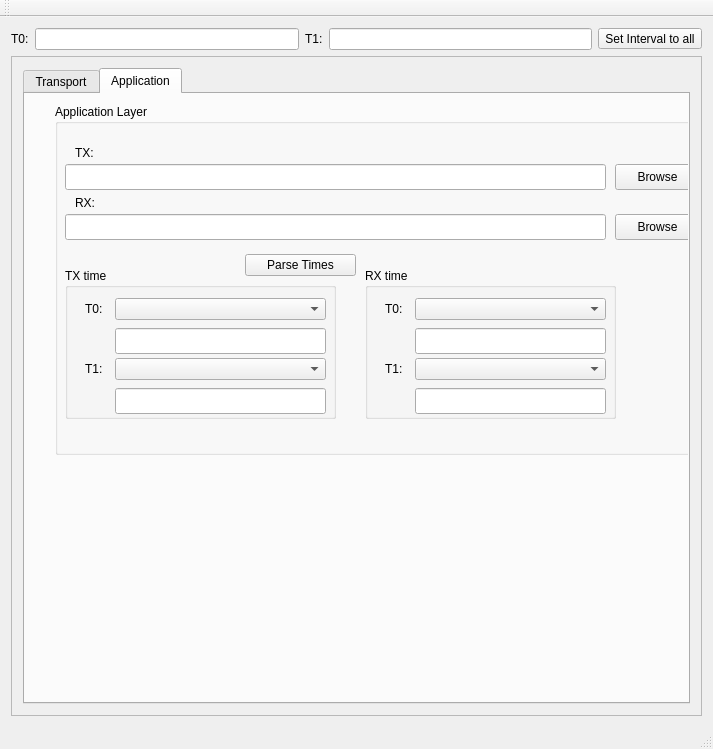
The window that mainwindow.ui (dcentelles/comms_log_parser) describes before a commit, drawn with Qt 5.
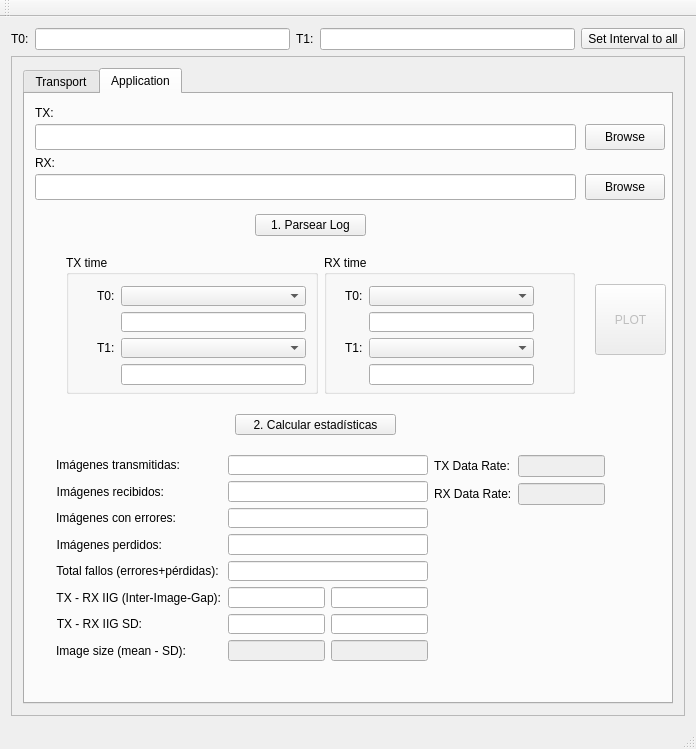
The same window after the commit. The open tabs and pages were chosen to show the change.

Commit message: mejorada la vista del tap correspondiente a la capa de aplicacion

```diff
--- a/mainwindow.ui
+++ b/mainwindow.ui
@@ -6,7 +6,7 @@
    <rect>
     <x>0</x>
     <y>0</y>
-    <width>713</width>
+    <width>696</width>
     <height>749</height>
    </rect>
   </property>
@@ -67,7 +67,7 @@
         <rect>
          <x>0</x>
          <y>0</y>
-         <width>693</width>
+         <width>676</width>
          <height>643</height>
         </rect>
        </property>
@@ -80,6 +80,9 @@
        <layout class="QGridLayout" name="gridLayout">
         <item row="0" column="0">
          <widget class="QTabWidget" name="tabWidget">
+          <property name="enabled">
+           <bool>true</bool>
+          </property>
           <property name="sizePolicy">
            <sizepolicy hsizetype="Expanding" vsizetype="Expanding">
             <horstretch>0</horstretch>
@@ -565,6 +568,9 @@
            </widget>
           </widget>
           <widget class="QWidget" name="applicationTab">
+           <property name="enabled">
+            <bool>true</bool>
+           </property>
            <property name="sizePolicy">
             <sizepolicy hsizetype="Maximum" vsizetype="Maximum">
              <horstretch>0</horstretch>
@@ -574,179 +580,37 @@
            <attribute name="title">
             <string>Application</string>
            </attribute>
-           <widget class="QGroupBox" name="groupBox_6">
+           <widget class="QToolButton" name="app_computeButton">
             <property name="geometry">
              <rect>
-              <x>30</x>
-              <y>10</y>
-              <width>1191</width>
-              <height>351</height>
-             </rect>
-            </property>
-            <property name="title">
-             <string>Application Layer</string>
-            </property>
-            <widget class="QLabel" name="label_37">
-             <property name="geometry">
-              <rect>
-               <x>710</x>
-               <y>220</y>
-               <width>194</width>
-               <height>16</height>
+              <x>210</x>
+              <y>320</y>
+              <width>161</width>
+              <height>21</height>
               </rect>
              </property>
              <property name="text">
-              <string>Total fallos (errores+pérdidas): </string>
-             </property>
-             <property name="alignment">
-              <set>Qt::AlignRight|Qt::AlignTrailing|Qt::AlignVCenter</set>
+             <string>2. Calcular estadísticas</string>
              </property>
             </widget>
             <widget class="QPushButton" name="app_parseTimesButton">
              <property name="geometry">
               <rect>
-               <x>190</x>
-               <y>150</y>
-               <width>111</width>
-               <height>22</height>
-              </rect>
-             </property>
-             <property name="text">
-              <string>Parse Times</string>
-             </property>
-            </widget>
-            <widget class="QGroupBox" name="groupBox_9">
-             <property name="geometry">
-              <rect>
-               <x>310</x>
-               <y>164</y>
-               <width>251</width>
-               <height>151</height>
-              </rect>
-             </property>
-             <property name="title">
-              <string>RX time</string>
-             </property>
-             <widget class="QComboBox" name="app_rxT0ComboBox">
-              <property name="geometry">
-               <rect>
-                <x>50</x>
-                <y>30</y>
-                <width>191</width>
-                <height>22</height>
-               </rect>
-              </property>
-             </widget>
-             <widget class="QLabel" name="label_38">
-              <property name="geometry">
-               <rect>
-                <x>20</x>
-                <y>30</y>
-                <width>31</width>
-                <height>21</height>
-               </rect>
-              </property>
-              <property name="text">
-               <string>T0:</string>
-              </property>
-             </widget>
-             <widget class="QLabel" name="label_39">
-              <property name="geometry">
-               <rect>
-                <x>20</x>
-                <y>90</y>
-                <width>31</width>
-                <height>21</height>
-               </rect>
-              </property>
-              <property name="text">
-               <string>T1:</string>
-              </property>
-             </widget>
-             <widget class="QComboBox" name="app_rxT1ComboBox">
-              <property name="geometry">
-               <rect>
-                <x>50</x>
-                <y>90</y>
-                <width>191</width>
-                <height>22</height>
-               </rect>
-              </property>
-             </widget>
-             <widget class="QLineEdit" name="app_rxT0">
-              <property name="geometry">
-               <rect>
-                <x>50</x>
-                <y>60</y>
-                <width>191</width>
-                <height>26</height>
-               </rect>
-              </property>
-              <property name="readOnly">
-               <bool>false</bool>
-              </property>
-             </widget>
-             <widget class="QLineEdit" name="app_rxT1">
-              <property name="geometry">
-               <rect>
-                <x>50</x>
+              <x>230</x>
                 <y>120</y>
-                <width>191</width>
-                <height>26</height>
-               </rect>
-              </property>
-              <property name="readOnly">
-               <bool>false</bool>
-              </property>
-             </widget>
-            </widget>
-            <widget class="QLabel" name="label_40">
-             <property name="geometry">
-              <rect>
-               <x>20</x>
-               <y>90</y>
-               <width>59</width>
-               <height>18</height>
-              </rect>
-             </property>
+              <width>111</width>
+              <height>22</height>
+             </rect>
+            </property>
              <property name="text">
-              <string>RX:</string>
-             </property>
-            </widget>
-            <widget class="QLabel" name="label_41">
-             <property name="geometry">
-              <rect>
-               <x>20</x>
-               <y>40</y>
-               <width>59</width>
-               <height>18</height>
-              </rect>
-             </property>
-             <property name="text">
-              <string>TX:</string>
-             </property>
-            </widget>
-            <widget class="QLabel" name="label_42">
-             <property name="geometry">
-              <rect>
-               <x>720</x>
-               <y>180</y>
-               <width>181</width>
-               <height>16</height>
-              </rect>
-             </property>
-             <property name="text">
-              <string>Imágenes perdidas:</string>
-             </property>
-             <property name="alignment">
-              <set>Qt::AlignRight|Qt::AlignTrailing|Qt::AlignVCenter</set>
+             <string>1. Parsear Log</string>
              </property>
             </widget>
             <widget class="QLineEdit" name="app_rxFileLineEdit">
              <property name="geometry">
               <rect>
                <x>10</x>
-               <y>110</y>
+              <y>80</y>
                <width>541</width>
                <height>26</height>
               </rect>
@@ -755,340 +619,277 @@
               <bool>true</bool>
              </property>
             </widget>
-            <widget class="QLabel" name="label_43">
+           <widget class="QLabel" name="label_25">
              <property name="geometry">
               <rect>
-               <x>720</x>
-               <y>60</y>
-               <width>181</width>
-               <height>16</height>
+              <x>10</x>
+              <y>10</y>
+              <width>59</width>
+              <height>18</height>
               </rect>
              </property>
              <property name="text">
-              <string>Imágenes transmitidos:</string>
-             </property>
-             <property name="alignment">
-              <set>Qt::AlignRight|Qt::AlignTrailing|Qt::AlignVCenter</set>
-             </property>
-            </widget>
-            <widget class="QLabel" name="label_44">
+             <string>TX:</string>
+            </property>
+           </widget>
+           <widget class="QWidget" name="layoutWidget">
              <property name="geometry">
               <rect>
-               <x>720</x>
-               <y>100</y>
-               <width>181</width>
-               <height>20</height>
-              </rect>
-             </property>
-             <property name="text">
-              <string>Imágenes recibidas:</string>
-             </property>
-             <property name="alignment">
-              <set>Qt::AlignRight|Qt::AlignTrailing|Qt::AlignVCenter</set>
-             </property>
-            </widget>
-            <widget class="QLineEdit" name="app_txFileLineEdit">
-             <property name="geometry">
-              <rect>
-               <x>10</x>
-               <y>60</y>
-               <width>541</width>
-               <height>26</height>
-              </rect>
-             </property>
-             <property name="readOnly">
-              <bool>true</bool>
-             </property>
-            </widget>
-            <widget class="QGroupBox" name="groupBox_10">
-             <property name="geometry">
-              <rect>
-               <x>10</x>
-               <y>164</y>
-               <width>271</width>
-               <height>151</height>
-              </rect>
-             </property>
+              <x>30</x>
+              <y>150</y>
+              <width>531</width>
+              <height>161</height>
+             </rect>
+            </property>
+            <layout class="QHBoxLayout" name="horizontalLayout_6">
+             <item>
+              <widget class="QGroupBox" name="groupBox_5">
              <property name="title">
               <string>TX time</string>
              </property>
-             <widget class="QComboBox" name="app_txT0ComboBox">
-              <property name="geometry">
-               <rect>
-                <x>50</x>
-                <y>30</y>
-                <width>211</width>
-                <height>22</height>
-               </rect>
-              </property>
-             </widget>
-             <widget class="QLabel" name="label_45">
+               <widget class="QWidget" name="formLayoutWidget_4">
               <property name="geometry">
                <rect>
                 <x>20</x>
-                <y>30</y>
-                <width>31</width>
-                <height>21</height>
-               </rect>
-              </property>
+                  <y>20</y>
+                  <width>231</width>
+                  <height>121</height>
+                 </rect>
+                </property>
+                <layout class="QFormLayout" name="formLayout_5">
+                 <item row="0" column="0">
+                  <widget class="QLabel" name="label_26">
               <property name="text">
                <string>T0:</string>
               </property>
              </widget>
-             <widget class="QLabel" name="label_46">
-              <property name="geometry">
-               <rect>
-                <x>20</x>
-                <y>90</y>
-                <width>31</width>
-                <height>21</height>
-               </rect>
-              </property>
-              <property name="text">
-               <string>T1:</string>
-              </property>
-             </widget>
-             <widget class="QComboBox" name="app_txT1ComboBox">
-              <property name="geometry">
-               <rect>
-                <x>50</x>
-                <y>90</y>
-                <width>211</width>
-                <height>22</height>
-               </rect>
-              </property>
-             </widget>
+                 </item>
+                 <item row="0" column="1">
+                  <widget class="QComboBox" name="app_txT0ComboBox"/>
+                 </item>
+                 <item row="1" column="1">
              <widget class="QLineEdit" name="app_txT0">
-              <property name="geometry">
-               <rect>
-                <x>50</x>
-                <y>60</y>
-                <width>211</width>
-                <height>26</height>
-               </rect>
-              </property>
               <property name="readOnly">
                <bool>false</bool>
               </property>
              </widget>
+                 </item>
+                 <item row="2" column="1">
+                  <widget class="QComboBox" name="app_txT1ComboBox"/>
+                 </item>
+                 <item row="2" column="0">
+                  <widget class="QLabel" name="label_27">
+                   <property name="text">
+                    <string>T1:</string>
+                   </property>
+                  </widget>
+                 </item>
+                 <item row="3" column="1">
              <widget class="QLineEdit" name="app_txT1">
-              <property name="geometry">
-               <rect>
-                <x>50</x>
-                <y>120</y>
-                <width>211</width>
-                <height>26</height>
-               </rect>
-              </property>
               <property name="readOnly">
                <bool>false</bool>
               </property>
              </widget>
-            </widget>
-            <widget class="QLabel" name="label_47">
+                 </item>
+                </layout>
+               </widget>
+              </widget>
+             </item>
+             <item>
+              <widget class="QGroupBox" name="groupBox_2">
+               <property name="title">
+                <string>RX time</string>
+               </property>
+               <widget class="QWidget" name="layoutWidget_2">
              <property name="geometry">
               <rect>
-               <x>720</x>
-               <y>140</y>
-               <width>181</width>
-               <height>16</height>
-              </rect>
-             </property>
+                  <x>10</x>
+                  <y>20</y>
+                  <width>211</width>
+                  <height>121</height>
+                 </rect>
+                </property>
+                <layout class="QFormLayout" name="formLayout_6">
+                 <item row="0" column="0">
+                  <widget class="QLabel" name="label_28">
              <property name="text">
-              <string>Imágenes con errores:</string>
-             </property>
-             <property name="alignment">
-              <set>Qt::AlignRight|Qt::AlignTrailing|Qt::AlignVCenter</set>
-             </property>
-            </widget>
-            <widget class="QLabel" name="label_48">
-             <property name="geometry">
-              <rect>
-               <x>690</x>
-               <y>260</y>
-               <width>211</width>
-               <height>20</height>
-              </rect>
-             </property>
+                    <string>T0:</string>
+                   </property>
+                  </widget>
+                 </item>
+                 <item row="0" column="1">
+                  <widget class="QComboBox" name="app_rxT0ComboBox"/>
+                 </item>
+                 <item row="1" column="1">
+                  <widget class="QLineEdit" name="app_rxT0">
+                   <property name="readOnly">
+                    <bool>false</bool>
+                   </property>
+                  </widget>
+                 </item>
+                 <item row="2" column="0">
+                  <widget class="QLabel" name="label_29">
              <property name="text">
-              <string>TX - RX IIG (Inter-Image-Gap):</string>
-             </property>
-             <property name="alignment">
-              <set>Qt::AlignRight|Qt::AlignTrailing|Qt::AlignVCenter</set>
-             </property>
-            </widget>
-            <widget class="QPushButton" name="app_rxBrowseButton">
+                    <string>T1:</string>
+                   </property>
+                  </widget>
+                 </item>
+                 <item row="2" column="1">
+                  <widget class="QComboBox" name="app_rxT1ComboBox"/>
+                 </item>
+                 <item row="3" column="1">
+                  <widget class="QLineEdit" name="app_rxT1">
+                   <property name="readOnly">
+                    <bool>false</bool>
+                   </property>
+                  </widget>
+                 </item>
+                </layout>
+               </widget>
+              </widget>
+             </item>
+            </layout>
+           </widget>
+           <widget class="QLineEdit" name="app_txFileLineEdit">
              <property name="geometry">
               <rect>
-               <x>560</x>
-               <y>110</y>
-               <width>85</width>
+              <x>10</x>
+              <y>30</y>
+              <width>541</width>
                <height>26</height>
               </rect>
              </property>
-             <property name="text">
-              <string>Browse</string>
-             </property>
-            </widget>
-            <widget class="QPushButton" name="app_txBrowseButton">
+            <property name="readOnly">
+             <bool>true</bool>
+            </property>
+           </widget>
+           <widget class="QWidget" name="layoutWidget_3">
              <property name="geometry">
               <rect>
-               <x>560</x>
-               <y>60</y>
-               <width>85</width>
-               <height>26</height>
-              </rect>
-             </property>
+              <x>20</x>
+              <y>350</y>
+              <width>571</width>
+              <height>228</height>
+             </rect>
+            </property>
+            <layout class="QHBoxLayout" name="horizontalLayout_7">
+             <item>
+              <layout class="QFormLayout" name="formLayout_7">
+               <item row="0" column="0">
+                <widget class="QLabel" name="label_30">
              <property name="text">
-              <string>Browse</string>
-             </property>
-            </widget>
+                  <string>Imágenes transmitidas:</string>
+                 </property>
+                 <property name="alignment">
+                  <set>Qt::AlignRight|Qt::AlignTrailing|Qt::AlignVCenter</set>
+                 </property>
+                </widget>
+               </item>
+               <item row="0" column="1">
             <widget class="QLineEdit" name="app_sendLineEdit">
-             <property name="geometry">
-              <rect>
-               <x>920</x>
-               <y>60</y>
-               <width>96</width>
-               <height>22</height>
-              </rect>
-             </property>
              <property name="readOnly">
               <bool>true</bool>
              </property>
             </widget>
+               </item>
+               <item row="1" column="0">
+                <widget class="QLabel" name="label_31">
+                 <property name="text">
+                  <string>Imágenes recibidos:</string>
+                 </property>
+                 <property name="alignment">
+                  <set>Qt::AlignRight|Qt::AlignTrailing|Qt::AlignVCenter</set>
+                 </property>
+                </widget>
+               </item>
+               <item row="1" column="1">
             <widget class="QLineEdit" name="app_recvLineEdit">
-             <property name="geometry">
-              <rect>
-               <x>920</x>
-               <y>100</y>
-               <width>96</width>
-               <height>22</height>
-              </rect>
-             </property>
              <property name="readOnly">
               <bool>true</bool>
              </property>
             </widget>
+               </item>
+               <item row="2" column="0">
+                <widget class="QLabel" name="label_32">
+                 <property name="text">
+                  <string>Imágenes con errores:</string>
+                 </property>
+                 <property name="alignment">
+                  <set>Qt::AlignRight|Qt::AlignTrailing|Qt::AlignVCenter</set>
+                 </property>
+                </widget>
+               </item>
+               <item row="2" column="1">
             <widget class="QLineEdit" name="app_errLineEdit">
-             <property name="geometry">
-              <rect>
-               <x>920</x>
-               <y>140</y>
-               <width>96</width>
-               <height>22</height>
-              </rect>
-             </property>
              <property name="readOnly">
               <bool>true</bool>
              </property>
             </widget>
+               </item>
+               <item row="3" column="0">
+                <widget class="QLabel" name="label_33">
+                 <property name="text">
+                  <string>Imágenes perdidos:</string>
+                 </property>
+                 <property name="alignment">
+                  <set>Qt::AlignRight|Qt::AlignTrailing|Qt::AlignVCenter</set>
+                 </property>
+                </widget>
+               </item>
+               <item row="3" column="1">
             <widget class="QLineEdit" name="app_lostLineEdit">
-             <property name="geometry">
-              <rect>
-               <x>920</x>
-               <y>180</y>
-               <width>96</width>
-               <height>22</height>
-              </rect>
-             </property>
              <property name="readOnly">
               <bool>true</bool>
              </property>
             </widget>
+               </item>
+               <item row="4" column="0">
+                <widget class="QLabel" name="label_34">
+                 <property name="text">
+                  <string>Total fallos (errores+pérdidas): </string>
+                 </property>
+                 <property name="alignment">
+                  <set>Qt::AlignRight|Qt::AlignTrailing|Qt::AlignVCenter</set>
+                 </property>
+                </widget>
+               </item>
+               <item row="4" column="1">
             <widget class="QLineEdit" name="app_failsLineEdit">
-             <property name="geometry">
-              <rect>
-               <x>920</x>
-               <y>220</y>
-               <width>96</width>
-               <height>22</height>
-              </rect>
-             </property>
              <property name="readOnly">
               <bool>true</bool>
              </property>
             </widget>
+               </item>
+               <item row="5" column="0">
+                <widget class="QLabel" name="label_35">
+                 <property name="text">
+                  <string>TX - RX IIG (Inter-Image-Gap):</string>
+                 </property>
+                 <property name="alignment">
+                  <set>Qt::AlignRight|Qt::AlignTrailing|Qt::AlignVCenter</set>
+                 </property>
+                </widget>
+               </item>
+               <item row="5" column="1">
+                <layout class="QHBoxLayout" name="horizontalLayout_8">
+                 <item>
             <widget class="QLineEdit" name="app_txGapLineEdit">
-             <property name="geometry">
-              <rect>
-               <x>920</x>
-               <y>260</y>
-               <width>96</width>
-               <height>22</height>
-              </rect>
-             </property>
              <property name="readOnly">
               <bool>true</bool>
              </property>
             </widget>
-            <widget class="QToolButton" name="app_computeButton">
-             <property name="geometry">
-              <rect>
-               <x>810</x>
-               <y>30</y>
-               <width>84</width>
-               <height>21</height>
-              </rect>
-             </property>
-             <property name="text">
-              <string>Compute</string>
-             </property>
-            </widget>
-            <widget class="QLabel" name="label_52">
-             <property name="geometry">
-              <rect>
-               <x>1080</x>
-               <y>30</y>
-               <width>94</width>
-               <height>16</height>
-              </rect>
-             </property>
-             <property name="text">
-              <string>TX Data Rate:</string>
-             </property>
-            </widget>
-            <widget class="QLineEdit" name="app_txDataRate">
-             <property name="geometry">
-              <rect>
-               <x>1080</x>
-               <y>60</y>
-               <width>96</width>
-               <height>22</height>
-              </rect>
-             </property>
-            </widget>
-            <widget class="QLabel" name="label_51">
-             <property name="geometry">
-              <rect>
-               <x>1080</x>
-               <y>100</y>
-               <width>94</width>
-               <height>16</height>
-              </rect>
-             </property>
-             <property name="text">
-              <string>RX Data Rate:</string>
-             </property>
-            </widget>
-            <widget class="QLineEdit" name="app_rxDataRate">
-             <property name="geometry">
-              <rect>
-               <x>1080</x>
-               <y>130</y>
-               <width>96</width>
-               <height>22</height>
-              </rect>
-             </property>
-            </widget>
-            <widget class="QLabel" name="label_53">
-             <property name="geometry">
-              <rect>
-               <x>800</x>
-               <y>290</y>
-               <width>91</width>
-               <height>16</height>
-              </rect>
-             </property>
+                 </item>
+                 <item>
+                  <widget class="QLineEdit" name="app_rxGapLineEdit">
+                   <property name="readOnly">
+                    <bool>true</bool>
+                   </property>
+                  </widget>
+                 </item>
+                </layout>
+               </item>
+               <item row="6" column="0">
+                <widget class="QLabel" name="label_58">
              <property name="text">
               <string>TX - RX IIG SD:</string>
              </property>
@@ -1096,45 +897,161 @@
               <set>Qt::AlignRight|Qt::AlignTrailing|Qt::AlignVCenter</set>
              </property>
             </widget>
+               </item>
+               <item row="6" column="1">
+                <layout class="QHBoxLayout" name="horizontalLayout_9">
+                 <item>
             <widget class="QLineEdit" name="app_txGapSdLineEdit">
-             <property name="geometry">
-              <rect>
-               <x>920</x>
-               <y>290</y>
-               <width>96</width>
-               <height>22</height>
-              </rect>
-             </property>
              <property name="readOnly">
               <bool>true</bool>
              </property>
             </widget>
-            <widget class="QLineEdit" name="app_rxGapLineEdit">
-             <property name="geometry">
-              <rect>
-               <x>1020</x>
-               <y>260</y>
-               <width>96</width>
-               <height>22</height>
-              </rect>
-             </property>
-             <property name="readOnly">
-              <bool>true</bool>
-             </property>
-            </widget>
+                 </item>
+                 <item>
             <widget class="QLineEdit" name="app_rxGapSdLineEdit">
+                   <property name="readOnly">
+                    <bool>true</bool>
+                   </property>
+                  </widget>
+                 </item>
+                </layout>
+               </item>
+               <item row="7" column="0">
+                <widget class="QLabel" name="label_59">
+                 <property name="text">
+                  <string>Image size (mean - SD):</string>
+                 </property>
+                 <property name="alignment">
+                  <set>Qt::AlignRight|Qt::AlignTrailing|Qt::AlignVCenter</set>
+                 </property>
+                </widget>
+               </item>
+               <item row="7" column="1">
+                <layout class="QHBoxLayout" name="horizontalLayout_10">
+                 <item>
+                  <widget class="QLineEdit" name="app_packetSizeLineEdit">
+                   <property name="enabled">
+                    <bool>false</bool>
+                   </property>
+                   <property name="readOnly">
+                    <bool>true</bool>
+                   </property>
+                  </widget>
+                 </item>
+                 <item>
+                  <widget class="QLineEdit" name="app_packetSizeSdLineEdit">
+                   <property name="enabled">
+                    <bool>false</bool>
+                   </property>
+                   <property name="readOnly">
+                    <bool>true</bool>
+                   </property>
+                  </widget>
+                 </item>
+                </layout>
+               </item>
+              </layout>
+             </item>
+             <item>
+              <layout class="QFormLayout" name="formLayout_8">
+               <item row="0" column="0">
+                <widget class="QLabel" name="label_51">
+                 <property name="text">
+                  <string>TX Data Rate:</string>
+                 </property>
+                </widget>
+               </item>
+               <item row="0" column="1">
+                <widget class="QLineEdit" name="app_txDataRate">
+                 <property name="enabled">
+                  <bool>false</bool>
+                 </property>
+                 <property name="minimumSize">
+                  <size>
+                   <width>64</width>
+                   <height>0</height>
+                  </size>
+                 </property>
+                </widget>
+               </item>
+               <item row="1" column="0">
+                <widget class="QLabel" name="label_52">
+                 <property name="text">
+                  <string>RX Data Rate:</string>
+                 </property>
+                </widget>
+               </item>
+               <item row="1" column="1">
+                <widget class="QLineEdit" name="app_rxDataRate">
+                 <property name="enabled">
+                  <bool>false</bool>
+                 </property>
+                 <property name="minimumSize">
+                  <size>
+                   <width>64</width>
+                   <height>0</height>
+                  </size>
+                 </property>
+                </widget>
+               </item>
+              </layout>
+             </item>
+            </layout>
+           </widget>
+           <widget class="QLabel" name="label_36">
              <property name="geometry">
               <rect>
-               <x>1020</x>
-               <y>290</y>
-               <width>96</width>
-               <height>22</height>
-              </rect>
-             </property>
-             <property name="readOnly">
-              <bool>true</bool>
-             </property>
-            </widget>
+              <x>10</x>
+              <y>60</y>
+              <width>59</width>
+              <height>18</height>
+             </rect>
+            </property>
+            <property name="text">
+             <string>RX:</string>
+            </property>
+           </widget>
+           <widget class="QToolButton" name="app_plotButton">
+            <property name="enabled">
+             <bool>false</bool>
+            </property>
+            <property name="geometry">
+             <rect>
+              <x>570</x>
+              <y>190</y>
+              <width>71</width>
+              <height>71</height>
+             </rect>
+            </property>
+            <property name="text">
+             <string>PLOT</string>
+            </property>
+           </widget>
+           <widget class="QPushButton" name="app_rxBrowseButton">
+            <property name="geometry">
+             <rect>
+              <x>560</x>
+              <y>80</y>
+              <width>80</width>
+              <height>26</height>
+             </rect>
+            </property>
+            <property name="text">
+             <string>Browse</string>
+            </property>
+           </widget>
+           <widget class="QPushButton" name="app_txBrowseButton">
+            <property name="geometry">
+             <rect>
+              <x>560</x>
+              <y>30</y>
+              <width>80</width>
+              <height>26</height>
+             </rect>
+            </property>
+            <property name="text">
+             <string>Browse</string>
+            </property>
            </widget>
           </widget>
          </widget>
```
Left out of the diff: 4 changed lines with no effect on the pictures. Lines whose indentation alone changed are shown as unchanged. The commit also changes 1 other file.
